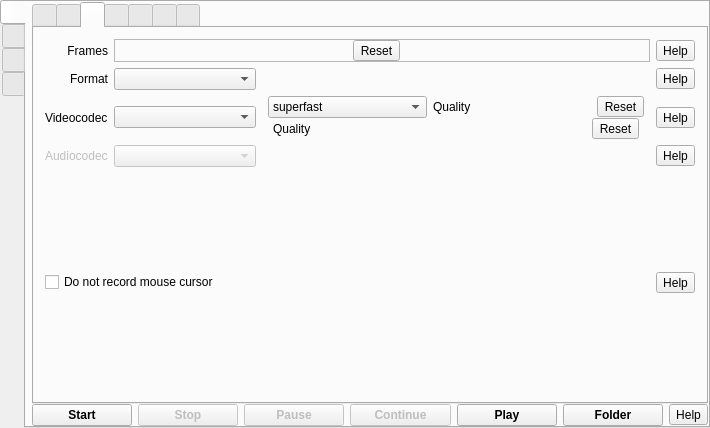
First picture: the form in src/formMainWindow.ui, repository vkohaupt/vokoscreenNG, before the edit.
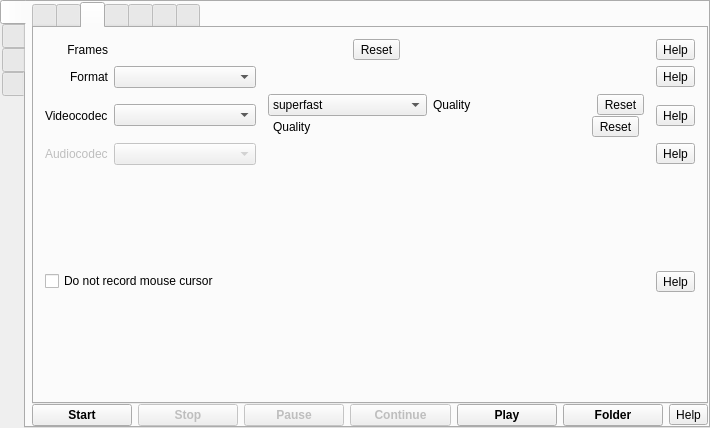
Second picture: the form after the edit. The open tabs and pages were chosen to show the change. Icons and pictures are not drawn.

Commit message: GUI: Visible frame removed

Patch:
```diff
--- a/src/formMainWindow.ui
+++ b/src/formMainWindow.ui
@@ -572,10 +572,10 @@
               <item row="0" column="2" colspan="2">
                <widget class="QFrame" name="frame">
                 <property name="frameShape">
-                 <enum>QFrame::StyledPanel</enum>
+                 <enum>QFrame::NoFrame</enum>
                 </property>
                 <property name="frameShadow">
-                 <enum>QFrame::Plain</enum>
+                 <enum>QFrame::Raised</enum>
                 </property>
                 <layout class="QHBoxLayout" name="horizontalLayout_33">
                  <property name="spacing">
```
